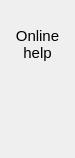
Old version of the form Desktop/menubutton.ui in the repository antofik/RedHelper.
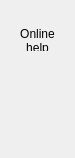
New version of the form. Icons and pictures are not drawn.

```diff
--- a/Desktop/menubutton.ui
+++ b/Desktop/menubutton.ui
@@ -110,10 +110,11 @@
           <height>24</height>
          </size>
         </property>
-        <property name="font">
-         <font>
-          <pointsize>11</pointsize>
-         </font>
+        <property name="maximumSize">
+         <size>
+          <width>16777215</width>
+          <height>24</height>
+         </size>
         </property>
         <property name="text">
          <string>Online help</string>
```
Left out of the diff: 3 changed lines with no effect on the pictures.
